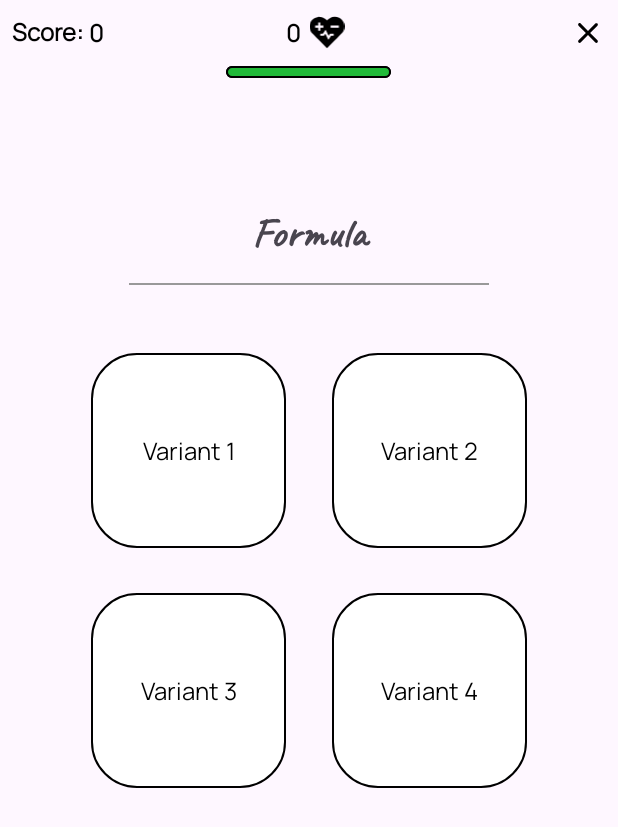
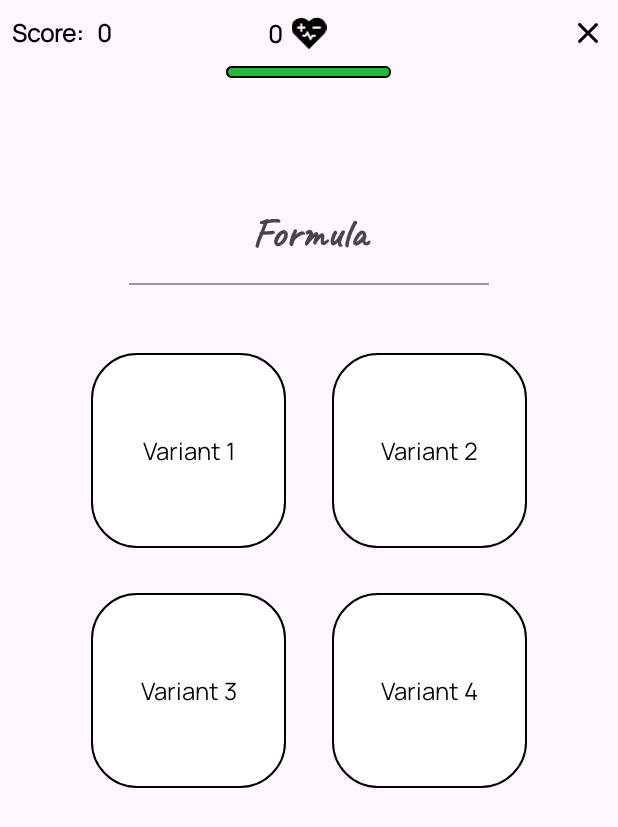
Before and after one commit to SunshineDevv/MathGame, an Android app: the fragment ProcessPageFragment placed in its activity, on a phone screen of 412 x 824 dp. Shown: the top 827 px of the screen. Run offline under Robolectric (Android 15) with nearby library versions, the phone set to English and light mode, and no system bars; 2 statements that could not run were skipped.

Commit message:
Edits in layout

```diff
--- a/app/src/main/java/com/koliesnikov/mathgame/ProcessPageFragment.kt
+++ b/app/src/main/java/com/koliesnikov/mathgame/ProcessPageFragment.kt
@@ -16,6 +16,7 @@ import net.objecthunter.exp4j.ExpressionBuilder
 import kotlin.random.Random
 
 class ProcessPageFragment : Fragment() {
+
     private var binding: FragmentProcessPageBinding? = null
 
     private val args: ProcessPageFragmentArgs by navArgs()
--- a/app/src/main/java/com/koliesnikov/mathgame/StartPageFragment.kt
+++ b/app/src/main/java/com/koliesnikov/mathgame/StartPageFragment.kt
@@ -42,6 +42,10 @@ class StartPageFragment : Fragment() {
             val action = StartPageFragmentDirections.startPageFragmentToProcessPageFragment("div")
             Navigation.findNavController(view).navigate(action)
         }
+
+        binding?.closeButton?.setOnClickListener {
+            requireActivity().finish()
+        }
     }
 
 }
--- a/app/src/main/res/layout/activity_main.xml
+++ b/app/src/main/res/layout/activity_main.xml
@@ -14,9 +14,7 @@
         app:defaultNavHost="true"
         app:layout_constraintBottom_toBottomOf="parent"
         app:layout_constraintEnd_toEndOf="parent"
-        app:layout_constraintHorizontal_bias="0.0"
         app:layout_constraintStart_toStartOf="parent"
         app:layout_constraintTop_toTopOf="parent"
-        app:layout_constraintVertical_bias="0.0"
         app:navGraph="@navigation/nav_graph" />
 </androidx.constraintlayout.widget.ConstraintLayout>
--- a/app/src/main/res/layout/fragment_process_page.xml
+++ b/app/src/main/res/layout/fragment_process_page.xml
@@ -16,7 +16,7 @@
         app:layout_constraintStart_toStartOf="parent"
         app:layout_constraintTop_toTopOf="parent">
 
-        <androidx.appcompat.widget.LinearLayoutCompat
+        <androidx.constraintlayout.widget.ConstraintLayout
             android:layout_width="match_parent"
             android:layout_height="wrap_content"
             android:layout_marginTop="10dp"
@@ -24,16 +24,20 @@
             android:orientation="horizontal">
 
             <TextView
+                android:id="@+id/textView"
                 android:layout_width="wrap_content"
                 android:layout_height="wrap_content"
                 android:layout_gravity="start"
-                android:layout_marginStart="8dp"
                 android:layout_weight="0"
                 android:fontFamily="@font/manrope"
                 android:text="Score:"
                 android:textColor="@color/black"
                 android:textSize="16sp"
-                android:textStyle="bold">
+                android:textStyle="bold"
+                app:layout_constraintBottom_toBottomOf="parent"
+                app:layout_constraintStart_toStartOf="parent"
+                app:layout_constraintTop_toTopOf="parent"
+                android:layout_marginStart="8dp">
 
             </TextView>
 
@@ -46,7 +50,11 @@
                 android:text=" 0"
                 android:textColor="@color/black"
                 android:textSize="16sp"
-                android:textStyle="bold">
+                android:textStyle="bold"
+                app:layout_constraintBottom_toBottomOf="@+id/textView"
+                app:layout_constraintStart_toEndOf="@+id/textView"
+                app:layout_constraintTop_toTopOf="@+id/textView"
+                android:layout_marginStart="5dp">
 
             </TextView>
 
@@ -54,20 +62,28 @@
                 android:id="@+id/livesTextView"
                 android:layout_width="wrap_content"
                 android:layout_height="wrap_content"
+                android:layout_marginTop="1dp"
                 android:fontFamily="@font/manrope"
                 android:text=" 0"
                 android:textColor="@color/black"
                 android:textSize="16sp"
-                android:textStyle="bold">
+                android:textStyle="bold"
+                app:layout_constraintBottom_toBottomOf="@+id/imageView"
+                app:layout_constraintEnd_toStartOf="@+id/imageView"
+                app:layout_constraintTop_toTopOf="@+id/imageView"
+                android:layout_marginEnd="5dp">
 
             </TextView>
 
             <ImageView
+                android:id="@+id/imageView"
                 android:layout_width="24sp"
                 android:layout_height="23dp"
-                android:layout_marginStart="5dp"
-                android:layout_marginEnd="150dp"
-                android:src="@drawable/lives_sym">
+                android:src="@drawable/lives_sym"
+                app:layout_constraintBottom_toBottomOf="parent"
+                app:layout_constraintEnd_toEndOf="@+id/closeButton"
+                app:layout_constraintStart_toStartOf="@+id/textView"
+                app:layout_constraintTop_toTopOf="parent">
 
             </ImageView>
 
@@ -75,12 +91,16 @@
                 android:id="@+id/closeButton"
                 android:layout_width="wrap_content"
                 android:layout_height="wrap_content"
-                android:layout_marginEnd="8dp"
                 android:layout_weight="0"
-                android:src="@drawable/close_sym">
+                android:src="@drawable/close_sym"
+                app:layout_constraintBottom_toBottomOf="parent"
+                app:layout_constraintEnd_toEndOf="parent"
+                app:layout_constraintTop_toTopOf="parent"
+                android:layout_marginEnd="8dp">
+
             </ImageView>
 
-        </androidx.appcompat.widget.LinearLayoutCompat>
+        </androidx.constraintlayout.widget.ConstraintLayout>
 
         <ProgressBar
             android:id="@+id/progressBar"
--- a/app/src/main/res/values-night/themes.xml
+++ b/app/src/main/res/values-night/themes.xml
@@ -5,5 +5,6 @@
         <!-- <item name="colorPrimary">@color/my_dark_primary</item> -->
         <item name="android:colorPrimaryDark">@color/black</item>
         <item name="android:windowBackground">@color/white</item>
+        <item name="android:textColor">@color/black</item>
     </style>
 </resources>
```
Also changed, not shown: app/src/main/res/layout/fragment_end_page.xml (+20 -9 lines), app/src/main/res/layout/fragment_start_page.xml (+26 -1 lines).
